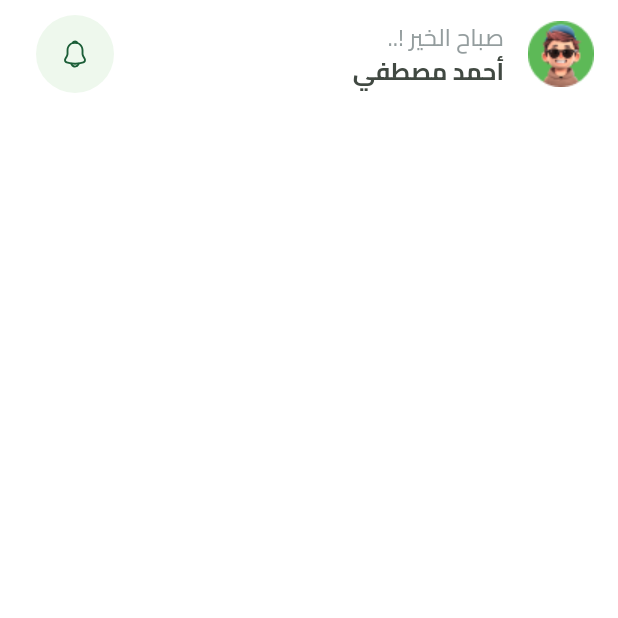
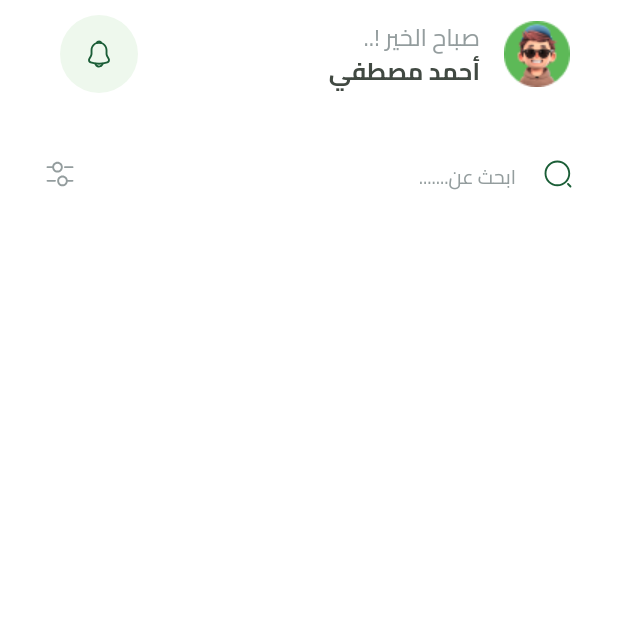
Before and after one commit to mostafanagy0/E-Commerce-Fruits-, a Flutter app: the HomeView screen opened directly, on a phone screen of 412 x 824 dp, the top half of it. Run offline on Flutter 3.47's test engine with Material 3 defaults, Android fonts, the phone set to English and light mode, and no system bars; our stand-ins replace bloc, cloud_firestore, dartz, dots_indicator, firebase_auth, firebase_core and 6 more; missing offline and left inert: flutter_facebook_auth; accounts and stored records are empty.

Commit message:
create search text field

```diff
--- a/lib/core/utils/app_images.dart
+++ b/lib/core/utils/app_images.dart
@@ -17,6 +17,10 @@ class Assets {
   /// Assets for imagesFacebokIcon
   /// assets/images/facebok_icon.svg
   static const String imagesFacebokIcon = "assets/images/facebok_icon.svg";
+
+  /// Assets for imagesFilter
+  /// assets/images/filter.svg
+  static const String imagesFilter = "assets/images/filter.svg";
 
   /// Assets for imagesGoogleIcon
   /// assets/images/google_icon.svg
@@ -61,4 +65,8 @@ class Assets {
   /// Assets for imagesProfileimage
   /// assets/images/profileimage.png
   static const String imagesProfileimage = "assets/images/profileimage.png";
+
+  /// Assets for imagesSearch
+  /// assets/images/search.svg
+  static const String imagesSearch = "assets/images/search.svg";
 }
--- /dev/null
+++ b/lib/core/widgets/custom_search_text_filed.dart
@@ -0,0 +1,49 @@
+import 'package:flutter/material.dart';
+import 'package:flutter_svg/svg.dart';
+import 'package:fruits_app/core/utils/app_images.dart';
+import 'package:fruits_app/core/utils/app_text_style.dart';
+
+class CustomSearchTextFiled extends StatelessWidget {
+  const CustomSearchTextFiled({super.key});
+
+  @override
+  Widget build(BuildContext context) {
+    return Container(
+      decoration: const BoxDecoration(boxShadow: [
+        BoxShadow(
+            color: Color(0x00a00000),
+            blurRadius: 9,
+            offset: Offset(0, 2),
+            spreadRadius: 0)
+      ]),
+      child: TextFormField(
+        keyboardType: TextInputType.text,
+        decoration: InputDecoration(
+            prefixIcon: SizedBox(
+                width: 20,
+                child: Center(child: SvgPicture.asset(Assets.imagesSearch))),
+            hintStyle:
+                TextStyles.regular13.copyWith(color: const Color(0xFF949D9E)),
+            suffixIcon: SizedBox(
+                width: 20,
+                child: Center(child: SvgPicture.asset(Assets.imagesFilter))),
+            hintText: 'ابحث عن.......',
+            filled: true,
+            fillColor: Colors.white,
+            border: buildBorder(),
+            focusedBorder: buildBorder(),
+            enabledBorder: buildBorder()),
+      ),
+    );
+  }
+}
+
+OutlineInputBorder buildBorder() {
+  return OutlineInputBorder(
+    borderRadius: BorderRadius.circular(4),
+    borderSide: const BorderSide(
+      width: 1,
+      color: Colors.white,
+    ),
+  );
+}
--- a/lib/features/home/presentation/widgets/home_view_body.dart
+++ b/lib/features/home/presentation/widgets/home_view_body.dart
@@ -1,4 +1,5 @@
 import 'package:flutter/material.dart';
+import 'package:fruits_app/core/widgets/custom_search_text_filed.dart';
 import 'package:fruits_app/features/home/presentation/widgets/custom_hohme_app_bar.dart';
 
 class HomeViewBody extends StatelessWidget {
@@ -6,12 +7,19 @@ class HomeViewBody extends StatelessWidget {
 
   @override
   Widget build(BuildContext context) {
-    return const CustomScrollView(
-      slivers: [
-        SliverToBoxAdapter(
-          child: CustomHohmeAppBar(),
-        )
-      ],
+    return const Padding(
+      padding: EdgeInsets.symmetric(horizontal: 16),
+      child: CustomScrollView(
+        slivers: [
+          SliverToBoxAdapter(
+            child: CustomHohmeAppBar(),
+          ),
+          SliverToBoxAdapter(child: SizedBox(height: 16)),
+          SliverToBoxAdapter(
+            child: CustomSearchTextFiled(),
+          )
+        ],
+      ),
     );
   }
 }
```
Also changed, not shown: assets/images/filter.svg (added), assets/images/search.svg (added).
